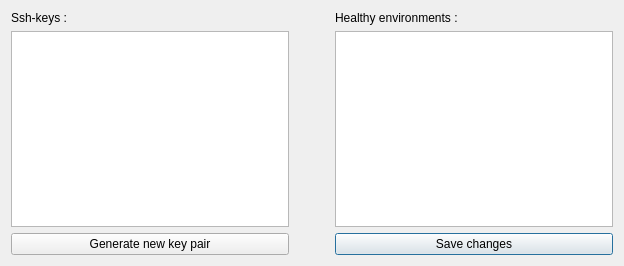
Qt form hub/forms/DlgGenerateSshKey.ui (subutai-io/control-center) before a commit.
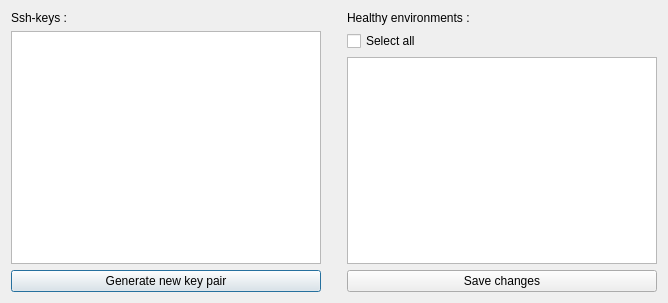
The same form after that commit. Icons and pictures are not drawn.

Commit message: Added  check box to ssh-key management dialog

What changed in the file:
```diff
--- a/hub/forms/DlgGenerateSshKey.ui
+++ b/hub/forms/DlgGenerateSshKey.ui
@@ -6,8 +6,8 @@
    <rect>
     <x>0</x>
     <y>0</y>
-    <width>624</width>
-    <height>266</height>
+    <width>668</width>
+    <height>303</height>
    </rect>
   </property>
   <property name="sizePolicy">
@@ -25,7 +25,20 @@
   </property>
   <layout class="QVBoxLayout" name="verticalLayout">
    <item>
-    <layout class="QGridLayout" name="gridLayout" columnstretch="4,0,4">
+    <layout class="QGridLayout" name="gridLayout_2">
+     <item row="0" column="0">
+      <widget class="QLabel" name="lbl_enabled">
+       <property name="sizePolicy">
+        <sizepolicy hsizetype="Fixed" vsizetype="Fixed">
+         <horstretch>0</horstretch>
+         <verstretch>0</verstretch>
+        </sizepolicy>
+       </property>
+       <property name="text">
+        <string>Ssh-keys :</string>
+       </property>
+      </widget>
+     </item>
      <item row="0" column="2">
       <widget class="QLabel" name="lbl_environments">
        <property name="sizePolicy">
@@ -39,20 +52,48 @@
        </property>
       </widget>
      </item>
-     <item row="0" column="0">
-      <widget class="QLabel" name="lbl_enabled">
+     <item row="1" column="0" rowspan="2">
+      <widget class="QListView" name="lstv_sshkeys">
        <property name="sizePolicy">
-        <sizepolicy hsizetype="Fixed" vsizetype="Fixed">
+        <sizepolicy hsizetype="MinimumExpanding" vsizetype="MinimumExpanding">
          <horstretch>0</horstretch>
          <verstretch>0</verstretch>
         </sizepolicy>
        </property>
-       <property name="text">
-        <string>Ssh-keys :</string>
+       <property name="alternatingRowColors">
+        <bool>true</bool>
+       </property>
+       <property name="selectionMode">
+        <enum>QAbstractItemView::SingleSelection</enum>
        </property>
       </widget>
      </item>
+     <item row="1" column="1">
+      <spacer name="horizontalSpacer">
+       <property name="orientation">
+        <enum>Qt::Horizontal</enum>
+       </property>
+       <property name="sizeType">
+        <enum>QSizePolicy::Fixed</enum>
+       </property>
+       <property name="sizeHint" stdset="0">
+        <size>
+         <width>20</width>
+         <height>20</height>
+        </size>
+       </property>
+      </spacer>
+     </item>
      <item row="1" column="2" rowspan="2">
+      <layout class="QGridLayout" name="gridLayout">
+       <item row="0" column="0">
+        <widget class="QCheckBox" name="chk_select_all">
+         <property name="text">
+          <string>Select all</string>
+         </property>
+        </widget>
+       </item>
+       <item row="1" column="0">
       <widget class="QListView" name="lstv_environments">
        <property name="sizePolicy">
         <sizepolicy hsizetype="MinimumExpanding" vsizetype="MinimumExpanding">
@@ -68,39 +109,24 @@
        </property>
       </widget>
      </item>
+      </layout>
+     </item>
      <item row="2" column="1">
       <spacer name="horizontalSpacer_2">
        <property name="orientation">
         <enum>Qt::Horizontal</enum>
        </property>
-       <property name="sizeHint" stdset="0">
-        <size>
-         <width>40</width>
-         <height>20</height>
-        </size>
+       <property name="sizeType">
+        <enum>QSizePolicy::Fixed</enum>
        </property>
-      </spacer>
-     </item>
-     <item row="1" column="1">
-      <spacer name="horizontalSpacer">
-       <property name="orientation">
-        <enum>Qt::Horizontal</enum>
-       </property>
        <property name="sizeHint" stdset="0">
         <size>
-         <width>40</width>
+         <width>20</width>
          <height>20</height>
         </size>
        </property>
       </spacer>
      </item>
-     <item row="3" column="2">
-      <widget class="QPushButton" name="btn_send_to_hub">
-       <property name="text">
-        <string>Save changes</string>
-       </property>
-      </widget>
-     </item>
      <item row="3" column="0">
       <widget class="QPushButton" name="btn_generate_new_key">
        <property name="text">
@@ -108,19 +134,10 @@
        </property>
       </widget>
      </item>
-     <item row="1" column="0" rowspan="2">
-      <widget class="QListView" name="lstv_sshkeys">
-       <property name="sizePolicy">
-        <sizepolicy hsizetype="MinimumExpanding" vsizetype="MinimumExpanding">
-         <horstretch>0</horstretch>
-         <verstretch>0</verstretch>
-        </sizepolicy>
-       </property>
-       <property name="alternatingRowColors">
-        <bool>true</bool>
-       </property>
-       <property name="selectionMode">
-        <enum>QAbstractItemView::SingleSelection</enum>
+     <item row="3" column="2">
+      <widget class="QPushButton" name="btn_send_to_hub">
+       <property name="text">
+        <string>Save changes</string>
        </property>
       </widget>
      </item>
```
Lines whose indentation alone changed are shown as unchanged. The commit also changes 4 other files.
